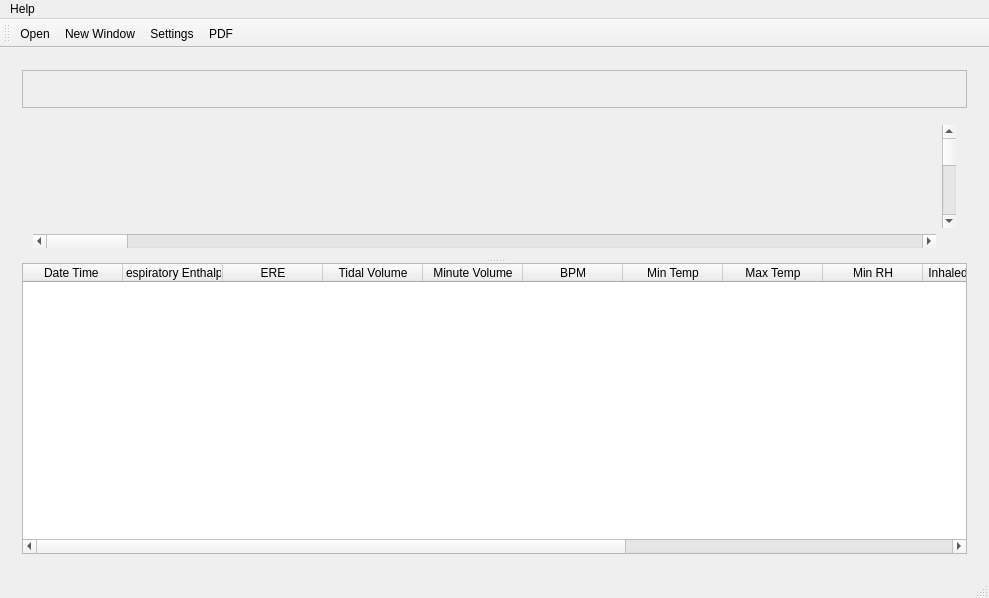
This is mainwindow.ui in AminAbed/Project as Qt 5 draws it before an edit. The edited form follows.
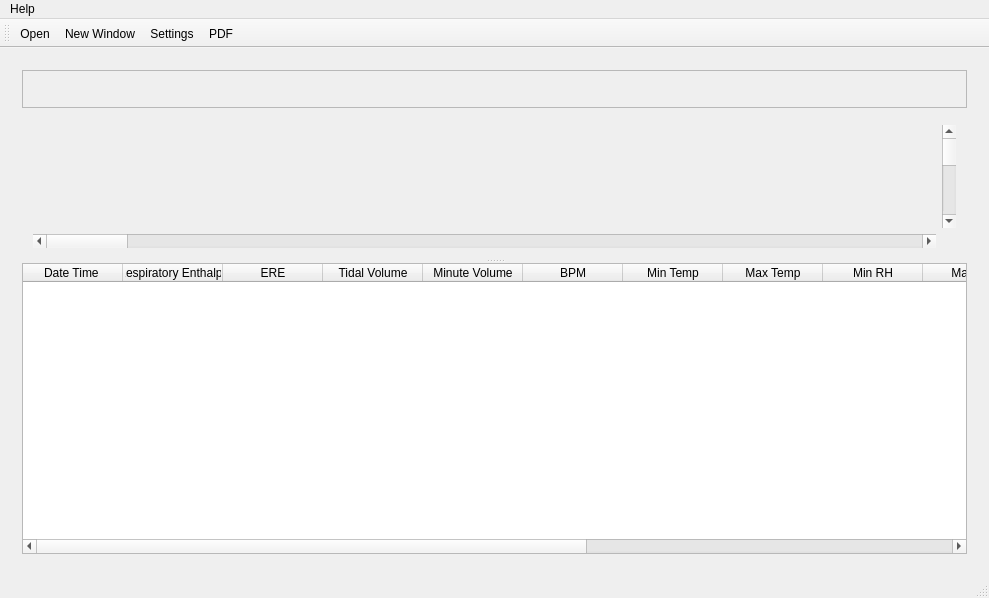
This is the edited form. Icons and pictures are not drawn. Custom widgets are drawn as their Qt base class.

Commit message: Added note section to table show notes/comments in table show notes/comments in tooltip when hover over note column, tooltip with comments pops up

```diff
--- a/mainwindow.ui
+++ b/mainwindow.ui
@@ -266,16 +266,16 @@
              <string>Min RH</string>
             </property>
            </column>
+           <column>
+            <property name="text">
+             <string>Max RH</string>
+            </property>
+           </column>
            <column>
             <property name="text">
              <string>Inhaled Enthalpy</string>
             </property>
            </column>
-           <column>
-            <property name="text">
-             <string> Inhaled Enthalpy</string>
-            </property>
-           </column>
            <column>
             <property name="text">
              <string>O2 Consumption</string>
@@ -291,6 +291,11 @@
              <string>Max O2</string>
             </property>
            </column>
+           <column>
+            <property name="text">
+             <string>Notes</string>
+            </property>
+           </column>
           </widget>
          </widget>
         </item>
```
The commit also changes 2 other files.
